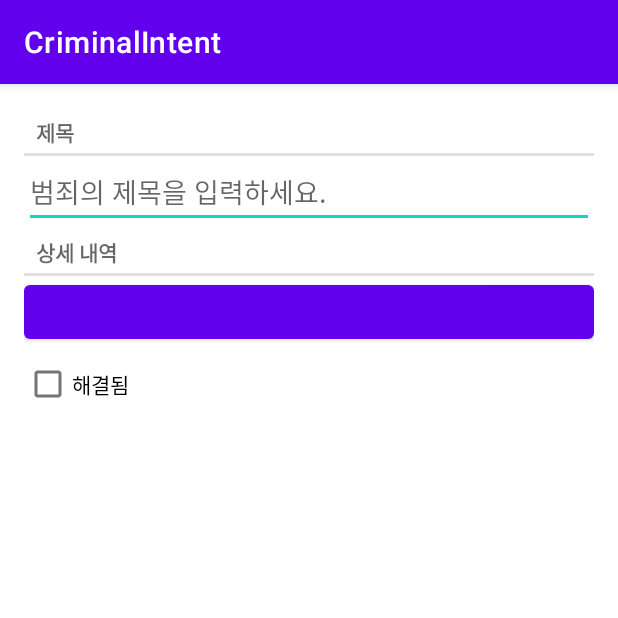
After one commit to GideokLee/Android-Programming, an Android app: the fragment CrimeFragment shown on its own in the app's theme, on a phone screen of 412 x 824 dp, the top half of it. The commit adds this screen. Run offline under Robolectric (Android 15) with nearby library versions, the phone set to English and light mode, and no system bars.

Commit message:
CrimeFragment 레이아웃 구현

```diff
--- a/CriminalIntent/app/build.gradle
+++ b/CriminalIntent/app/build.gradle
@@ -37,6 +37,7 @@ dependencies {
     implementation 'androidx.appcompat:appcompat:1.4.2'
     implementation 'com.google.android.material:material:1.6.1'
     implementation 'androidx.constraintlayout:constraintlayout:2.1.4'
+    implementation 'androidx.legacy:legacy-support-v4:1.0.0'
     testImplementation 'junit:junit:4.13.2'
     androidTestImplementation 'androidx.test.ext:junit:1.1.3'
     androidTestImplementation 'androidx.test.espresso:espresso-core:3.4.0'
--- /dev/null
+++ b/CriminalIntent/app/src/main/java/com/kiddo/criminalintent/Crime.kt
@@ -0,0 +1,10 @@
+package com.kiddo.criminalintent
+
+import java.util.*
+
+data class Crime(val id: UUID = UUID.randomUUID(),
+                 var title: String = "",
+                 var date: Date = Date(),
+                 var isSolved: Boolean  = false
+
+)
--- /dev/null
+++ b/CriminalIntent/app/src/main/java/com/kiddo/criminalintent/CrimeFragment.kt
@@ -0,0 +1,59 @@
+package com.kiddo.criminalintent
+
+import android.os.Bundle
+import androidx.fragment.app.Fragment
+import android.view.LayoutInflater
+import android.view.View
+import android.view.ViewGroup
+
+// TODO: Rename parameter arguments, choose names that match
+// the fragment initialization parameters, e.g. ARG_ITEM_NUMBER
+private const val ARG_PARAM1 = "param1"
+private const val ARG_PARAM2 = "param2"
+
+/**
+ * A simple [Fragment] subclass.
+ * Use the [CrimeFragment.newInstance] factory method to
+ * create an instance of this fragment.
+ */
+class CrimeFragment : Fragment() {
+    // TODO: Rename and change types of parameters
+    private var param1: String? = null
+    private var param2: String? = null
+
+    override fun onCreate(savedInstanceState: Bundle?) {
+        super.onCreate(savedInstanceState)
+        arguments?.let {
+            param1 = it.getString(ARG_PARAM1)
+            param2 = it.getString(ARG_PARAM2)
+        }
+    }
+
+    override fun onCreateView(
+        inflater: LayoutInflater, container: ViewGroup?,
+        savedInstanceState: Bundle?
+    ): View? {
+        // Inflate the layout for this fragment
+        return inflater.inflate(R.layout.fragment_crime, container, false)
+    }
+
+    companion object {
+        /**
+         * Use this factory method to create a new instance of
+         * this fragment using the provided parameters.
+         *
+         * @param param1 Parameter 1.
+         * @param param2 Parameter 2.
+         * @return A new instance of fragment CrimeFragment.
+         */
+        // TODO: Rename and change types and number of parameters
+        @JvmStatic
+        fun newInstance(param1: String, param2: String) =
+            CrimeFragment().apply {
+                arguments = Bundle().apply {
+                    putString(ARG_PARAM1, param1)
+                    putString(ARG_PARAM2, param2)
+                }
+            }
+    }
+}
--- /dev/null
+++ b/CriminalIntent/app/src/main/res/layout/fragment_crime.xml
@@ -0,0 +1,40 @@
+<?xml version="1.0" encoding="utf-8"?>
+<LinearLayout xmlns:android="http://schemas.android.com/apk/res/android"
+    xmlns:tools="http://schemas.android.com/tools"
+    android:orientation="vertical"
+    android:layout_width="match_parent"
+    android:layout_height="match_parent"
+    android:layout_margin="16dp"
+    tools:context=".CrimeFragment">
+
+    <TextView
+        style="?android:listSeparatorTextViewStyle"
+        android:layout_width="match_parent"
+        android:layout_height="wrap_content"
+        android:text="@string/crime_title_label" />
+
+    <EditText
+        android:id="@+id/crime_title"
+        android:layout_width="match_parent"
+        android:layout_height="wrap_content"
+        android:hint="@string/crime_title_hint"
+        />
+
+    <TextView
+        style="?android:listSeparatorTextViewStyle"
+        android:layout_width="match_parent"
+        android:layout_height="wrap_content"
+        android:hint="@string/crime_details_label"/>
+    <Button
+        android:id="@+id/crime_date"
+        android:layout_width="match_parent"
+        android:layout_height="wrap_content"
+        tools:text="Sat Jul 9 23:46 2022"/>
+
+    <CheckBox
+        android:id="@+id/crime_solved"
+        android:layout_width="match_parent"
+        android:layout_height="wrap_content"
+        android:text="@string/crime_solved_label"/>
+
+</LinearLayout>
--- a/CriminalIntent/app/src/main/res/values/strings.xml
+++ b/CriminalIntent/app/src/main/res/values/strings.xml
@@ -1,3 +1,9 @@
 <resources>
     <string name="app_name">CriminalIntent</string>
+    <string name="crime_title_hint">범죄의 제목을 입력하세요.</string>
+    <string name="crime_title_label">제목</string>
+    <string name="crime_details_label">상세 내역</string>
+    <string name="crime_solved_label">해결됨</string>
+<!-- TODO: Remove or change this placeholder text -->
+    <string name="hello_blank_fragment">Hello blank fragment</string>
 </resources>
```
